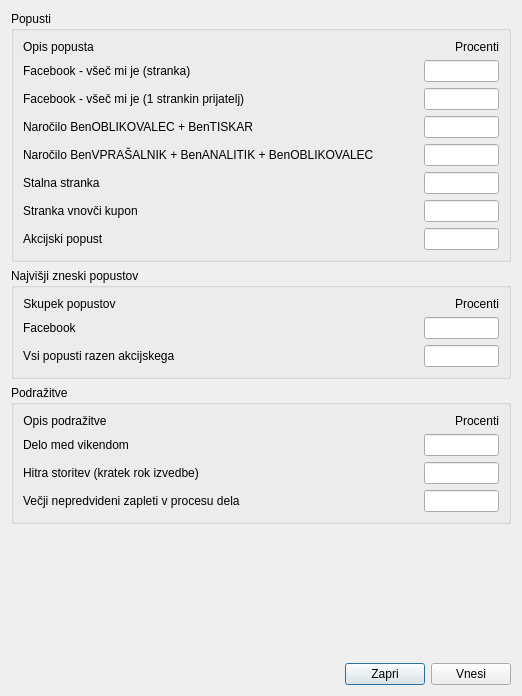
Above: popusti.ui from bubi-luka/BubiRacun before the change. Below: the same form after it.
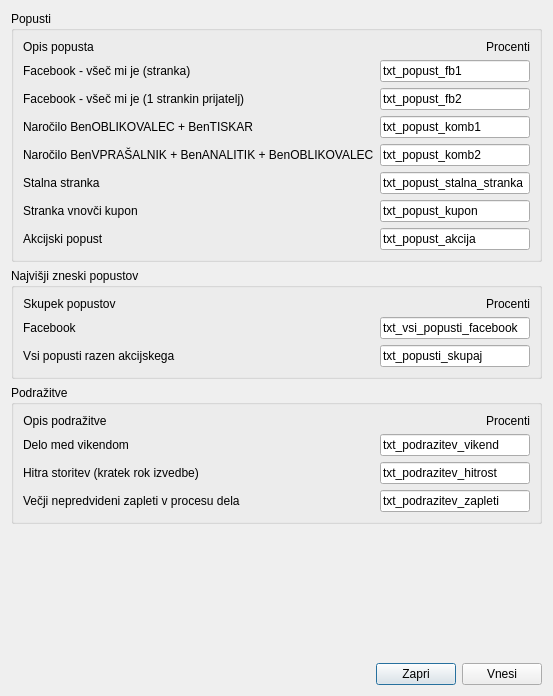
That is the form after the change.

```diff
--- a/popusti.ui
+++ b/popusti.ui
@@ -96,16 +96,19 @@
            <widget class="QLineEdit" name="txt_popust_fb1">
             <property name="minimumSize">
              <size>
-              <width>75</width>
+              <width>150</width>
               <height>0</height>
              </size>
             </property>
             <property name="maximumSize">
              <size>
-              <width>75</width>
+              <width>150</width>
               <height>16777215</height>
              </size>
             </property>
+            <property name="text">
+             <string>txt_popust_fb1</string>
+            </property>
            </widget>
           </item>
          </layout>
@@ -129,16 +132,19 @@
            <widget class="QLineEdit" name="txt_popust_fb2">
             <property name="minimumSize">
              <size>
-              <width>75</width>
+              <width>150</width>
               <height>0</height>
              </size>
             </property>
             <property name="maximumSize">
              <size>
-              <width>75</width>
+              <width>150</width>
               <height>16777215</height>
              </size>
             </property>
+            <property name="text">
+             <string>txt_popust_fb2</string>
+            </property>
            </widget>
           </item>
          </layout>
@@ -162,16 +168,19 @@
            <widget class="QLineEdit" name="txt_popust_komb1">
             <property name="minimumSize">
              <size>
-              <width>75</width>
+              <width>150</width>
               <height>0</height>
              </size>
             </property>
             <property name="maximumSize">
              <size>
-              <width>75</width>
+              <width>150</width>
               <height>16777215</height>
              </size>
             </property>
+            <property name="text">
+             <string>txt_popust_komb1</string>
+            </property>
            </widget>
           </item>
          </layout>
@@ -195,16 +204,19 @@
            <widget class="QLineEdit" name="txt_popust_komb2">
             <property name="minimumSize">
              <size>
-              <width>75</width>
+              <width>150</width>
               <height>0</height>
              </size>
             </property>
             <property name="maximumSize">
              <size>
-              <width>75</width>
+              <width>150</width>
               <height>16777215</height>
              </size>
             </property>
+            <property name="text">
+             <string>txt_popust_komb2</string>
+            </property>
            </widget>
           </item>
          </layout>
@@ -228,16 +240,19 @@
            <widget class="QLineEdit" name="txt_popust_stalna_stranka">
             <property name="minimumSize">
              <size>
-              <width>75</width>
+              <width>150</width>
               <height>0</height>
              </size>
             </property>
             <property name="maximumSize">
              <size>
-              <width>75</width>
+              <width>150</width>
               <height>16777215</height>
              </size>
             </property>
+            <property name="text">
+             <string>txt_popust_stalna_stranka</string>
+            </property>
            </widget>
           </item>
          </layout>
@@ -261,16 +276,19 @@
            <widget class="QLineEdit" name="txt_popust_kupon">
             <property name="minimumSize">
              <size>
-              <width>75</width>
+              <width>150</width>
               <height>0</height>
              </size>
             </property>
             <property name="maximumSize">
              <size>
-              <width>75</width>
+              <width>150</width>
               <height>16777215</height>
              </size>
             </property>
+            <property name="text">
+             <string>txt_popust_kupon</string>
+            </property>
            </widget>
           </item>
          </layout>
@@ -294,16 +312,19 @@
            <widget class="QLineEdit" name="txt_popust_akcija">
             <property name="minimumSize">
              <size>
-              <width>75</width>
+              <width>150</width>
               <height>0</height>
              </size>
             </property>
             <property name="maximumSize">
              <size>
-              <width>75</width>
+              <width>150</width>
               <height>16777215</height>
              </size>
             </property>
+            <property name="text">
+             <string>txt_popust_akcija</string>
+            </property>
            </widget>
           </item>
          </layout>
@@ -380,16 +401,19 @@
            <widget class="QLineEdit" name="txt_vsi_popusti_facebook">
             <property name="minimumSize">
              <size>
-              <width>75</width>
+              <width>150</width>
               <height>0</height>
              </size>
             </property>
             <property name="maximumSize">
              <size>
-              <width>75</width>
+              <width>150</width>
               <height>16777215</height>
              </size>
             </property>
+            <property name="text">
+             <string>txt_vsi_popusti_facebook</string>
+            </property>
            </widget>
           </item>
          </layout>
@@ -413,16 +437,19 @@
            <widget class="QLineEdit" name="txt_popusti_skupaj">
             <property name="minimumSize">
              <size>
-              <width>75</width>
+              <width>150</width>
               <height>0</height>
              </size>
             </property>
             <property name="maximumSize">
              <size>
-              <width>75</width>
+              <width>150</width>
               <height>16777215</height>
              </size>
             </property>
+            <property name="text">
+             <string>txt_popusti_skupaj</string>
+            </property>
            </widget>
           </item>
          </layout>
@@ -532,16 +559,19 @@
            <widget class="QLineEdit" name="txt_podrazitev_vikend">
             <property name="minimumSize">
              <size>
-              <width>75</width>
+              <width>150</width>
               <height>0</height>
              </size>
             </property>
             <property name="maximumSize">
              <size>
-              <width>75</width>
+              <width>150</width>
               <height>16777215</height>
              </size>
             </property>
+            <property name="text">
+             <string>txt_podrazitev_vikend</string>
+            </property>
            </widget>
           </item>
          </layout>
@@ -565,16 +595,19 @@
            <widget class="QLineEdit" name="txt_podrazitev_hitrost">
             <property name="minimumSize">
              <size>
-              <width>75</width>
+              <width>150</width>
               <height>0</height>
              </size>
             </property>
             <property name="maximumSize">
              <size>
-              <width>75</width>
+              <width>150</width>
               <height>16777215</height>
              </size>
             </property>
+            <property name="text">
+             <string>txt_podrazitev_hitrost</string>
+            </property>
            </widget>
           </item>
          </layout>
@@ -598,16 +631,19 @@
            <widget class="QLineEdit" name="txt_podrazitev_zapleti">
             <property name="minimumSize">
              <size>
-              <width>75</width>
+              <width>150</width>
               <height>0</height>
              </size>
             </property>
             <property name="maximumSize">
              <size>
-              <width>75</width>
+              <width>150</width>
               <height>16777215</height>
              </size>
             </property>
+            <property name="text">
+             <string>txt_podrazitev_zapleti</string>
+            </property>
            </widget>
           </item>
          </layout>
```
